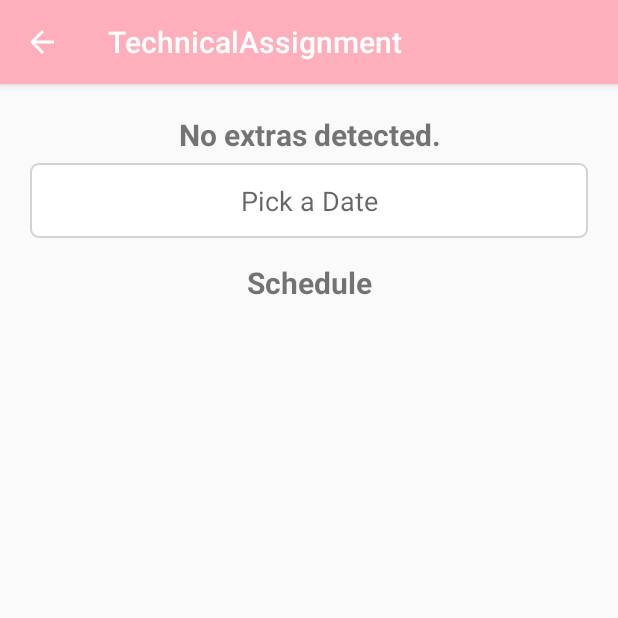
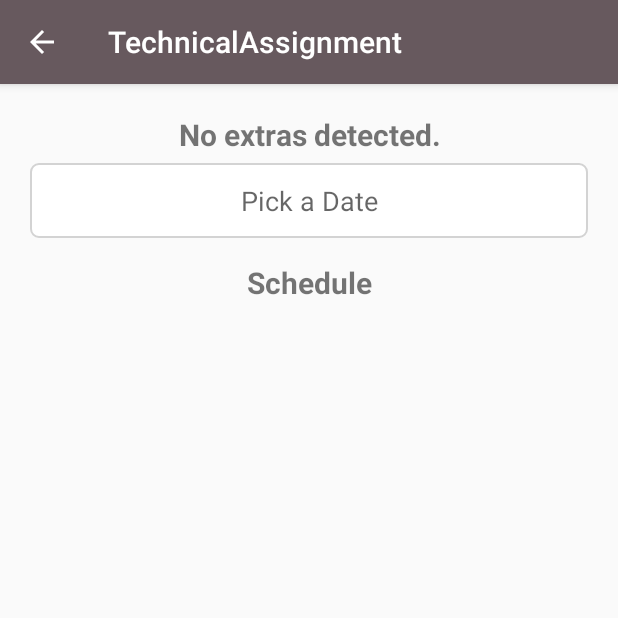
Before and after one commit to everlygrefaldeo36254/grameen, an Android app: the CalendarActivity screen opened directly, with no data from a screen before it, on a phone screen of 412 x 824 dp, the top half of it. Run offline under Robolectric (Android 15) with nearby library versions, the phone set to English and light mode, and no system bars; our stand-ins replace Room's generated code; libraries missing offline, so code that uses them is left out: com.facebook.stetho.

Commit message:
Change pallette colors

```diff
--- a/app/src/main/res/values/colors.xml
+++ b/app/src/main/res/values/colors.xml
@@ -1,6 +1,6 @@
 <?xml version="1.0" encoding="utf-8"?>
 <resources>
-    <color name="colorPrimary">#FFAEBC</color>
-    <color name="colorPrimaryDark">#A0E7E5</color>
-    <color name="colorAccent">#FBE7C6</color>
+    <color name="colorPrimary">#67595E</color>
+    <color name="colorPrimaryDark">#A49393</color>
+    <color name="colorAccent">#E8B4B8</color>
 </resources>
```
